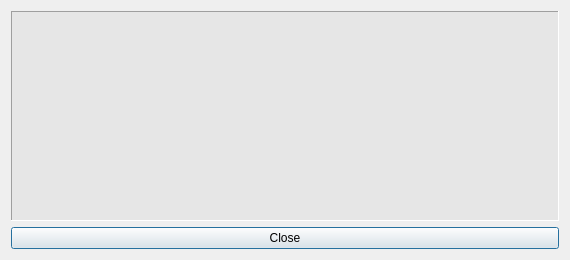
Old version of the form src/klfprogerr.ui in the repository CryFeiFei/klatexformula.
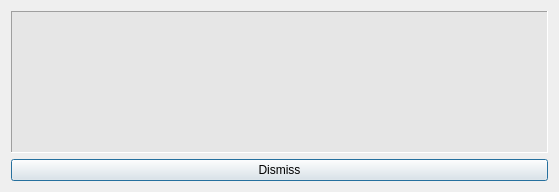
New version of the form. Icons and pictures are not drawn.

```diff
--- a/src/klfprogerr.ui
+++ b/src/klfprogerr.ui
@@ -7,8 +7,8 @@
    <rect>
     <x>0</x>
     <y>0</y>
-    <width>570</width>
-    <height>260</height>
+    <width>559</width>
+    <height>192</height>
    </rect>
   </property>
   <property name="windowTitle">
@@ -81,7 +81,7 @@
       <string>Close dialog</string>
      </property>
      <property name="text">
-      <string>Close</string>
+      <string>Dismiss</string>
      </property>
      <property name="icon">
       <iconset resource="klftoolsres.qrc">
```
